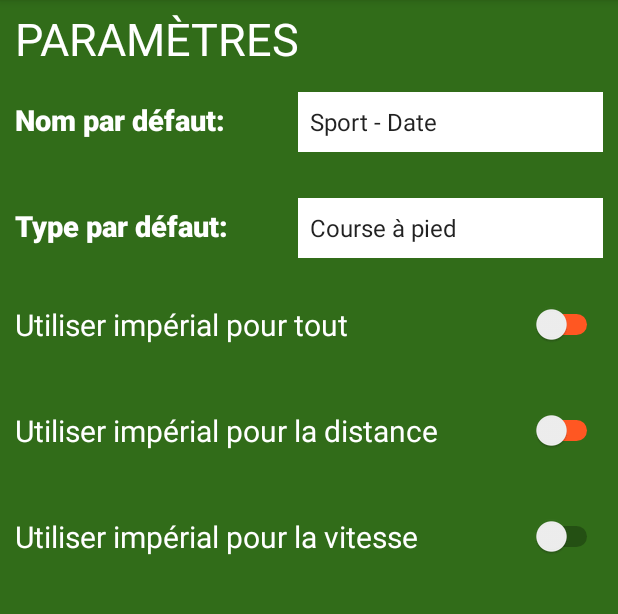
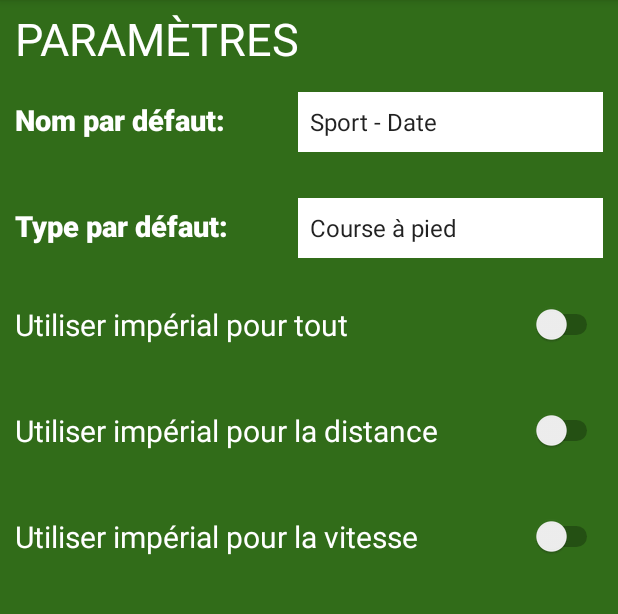
Before and after one commit to etiennebeaulieu/MaPan, an Android app: the ControleurParametre screen opened directly, with no data from a screen before it, on a phone screen of 412 x 824 dp, the part 84-698 px from its top. Run offline under Robolectric (Android 15) with nearby library versions, the phone set to English and light mode, and no system bars.

Commit message:
Update parametre.xml

```diff
--- a/app/src/main/res/layout/parametre.xml
+++ b/app/src/main/res/layout/parametre.xml
@@ -122,9 +122,7 @@
                         android:layout_weight="1"
                         android:text="Utiliser impérial pour tout"
                         android:textColor="#FFFFFF"
-                        android:textSize="20dp"
-                        android:trackTint="#FF5722"
-                        android:trackTintMode="src_over" />
+                        android:textSize="20dp" />
                 </LinearLayout>
 
                 <LinearLayout
@@ -143,9 +141,7 @@
                         android:layout_weight="1"
                         android:text="Utiliser impérial pour la distance"
                         android:textColor="#FFFFFF"
-                        android:textSize="20dp"
-                        android:trackTint="#FF5722"
-                        android:trackTintMode="src_over" />
+                        android:textSize="20dp" />
 
                 </LinearLayout>
 
```
